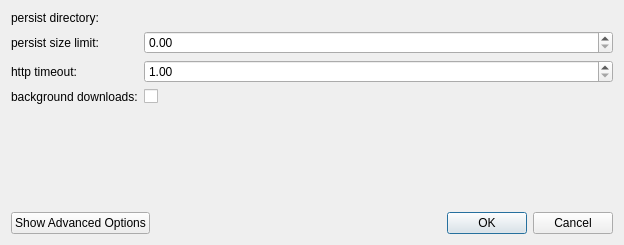
Qt form gui/mozregui/ui/global_prefs.ui (mozilla/mozregression) before a commit.
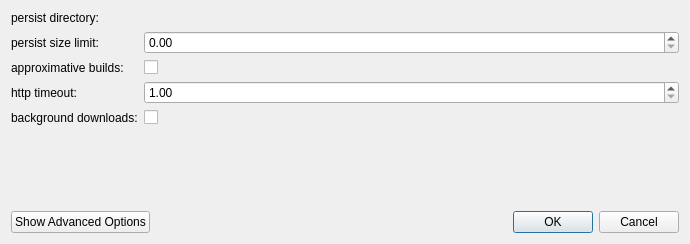
The same form after that commit. Custom widgets are drawn as their Qt base class.

Commit message: implement approx for the GUI

Patch:
```diff
--- a/gui/mozregui/ui/global_prefs.ui
+++ b/gui/mozregui/ui/global_prefs.ui
@@ -6,8 +6,8 @@
    <rect>
     <x>0</x>
     <y>0</y>
-    <width>624</width>
-    <height>245</height>
+    <width>690</width>
+    <height>244</height>
    </rect>
   </property>
   <property name="windowTitle">
@@ -52,7 +52,7 @@
        </property>
       </widget>
      </item>
-     <item row="2" column="0">
+     <item row="3" column="0">
       <widget class="QLabel" name="label_3">
        <property name="toolTip">
         <string>Timeout in seconds to abort requests when there is no activity from the server. Default to 30.0 seconds - increase this if you are under a really slow network.</string>
@@ -62,14 +62,14 @@
        </property>
       </widget>
      </item>
-     <item row="2" column="1">
+     <item row="3" column="1">
       <widget class="QDoubleSpinBox" name="http_timeout">
        <property name="minimum">
         <double>1.000000000000000</double>
        </property>
       </widget>
      </item>
-     <item row="3" column="0">
+     <item row="4" column="0">
       <widget class="QLabel" name="label_2">
        <property name="toolTip">
         <string>If checked, background downloads of the next builds will start while you are evaluating a build.</string>
@@ -79,13 +79,30 @@
        </property>
       </widget>
      </item>
-     <item row="3" column="1">
+     <item row="4" column="1">
       <widget class="QCheckBox" name="bg_downloads">
        <property name="text">
         <string/>
        </property>
       </widget>
      </item>
+     <item row="2" column="0">
+      <widget class="QLabel" name="label_4">
+       <property name="toolTip">
+        <string>reuse approximate persistent builds instead of downloading the accurate ones.</string>
+       </property>
+       <property name="text">
+        <string>approximative builds:</string>
+       </property>
+      </widget>
+     </item>
+     <item row="2" column="1">
+      <widget class="QCheckBox" name="approx">
+       <property name="text">
+        <string/>
+       </property>
+      </widget>
+     </item>
     </layout>
    </item>
    <item>
```
The commit also changes 3 other files.
